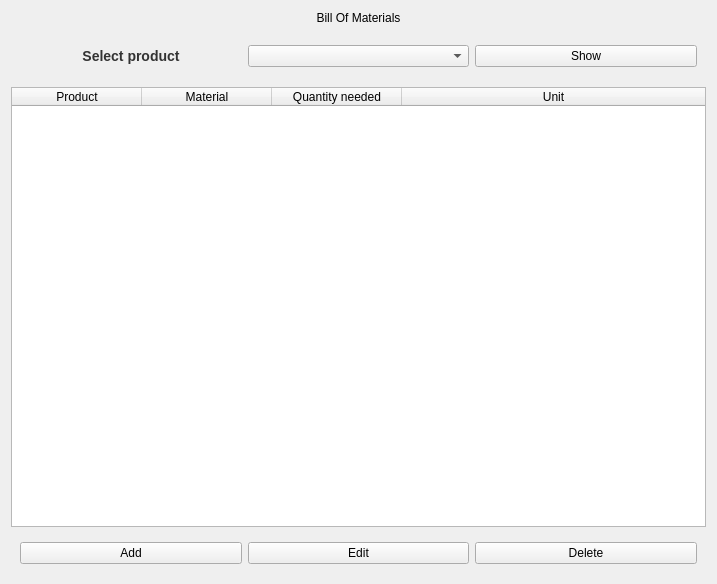
MagdaOleksandrTeam/ProductionPlanner, file ui/BOMView.ui: the form before one commit.
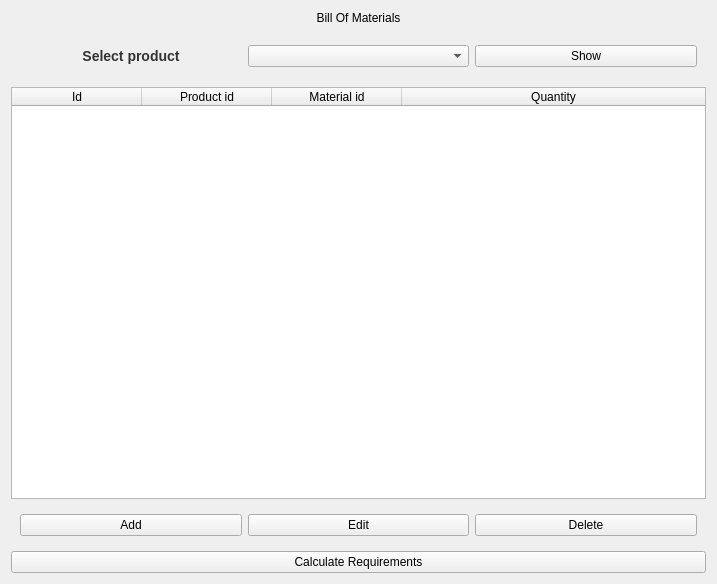
The form after the commit.

Commit message: integrate ProductView, BOMView and create popup BOMCalculatorDialog

```diff
--- a/ui/BOMView.ui
+++ b/ui/BOMView.ui
@@ -19,7 +19,7 @@
   <property name="windowTitle">
    <string>Form</string>
   </property>
-  <layout class="QVBoxLayout" name="verticalLayout" stretch="0,0,1,0">
+  <layout class="QVBoxLayout" name="verticalLayout" stretch="0,0,1,0,0">
    <item>
     <widget class="QLabel" name="lblTitle">
      <property name="sizePolicy">
@@ -113,22 +113,22 @@
      </attribute>
      <column>
       <property name="text">
-       <string>Product</string>
+       <string>Id</string>
       </property>
      </column>
      <column>
       <property name="text">
-       <string>Material</string>
+       <string>Product id</string>
       </property>
      </column>
      <column>
       <property name="text">
-       <string>Quantity needed</string>
+       <string>Material id</string>
       </property>
      </column>
      <column>
       <property name="text">
-       <string>Unit</string>
+       <string>Quantity</string>
       </property>
      </column>
     </widget>
@@ -175,6 +175,13 @@
      </layout>
     </widget>
    </item>
+   <item>
+    <widget class="QPushButton" name="btn_calculate_requirements">
+     <property name="text">
+      <string>Calculate Requirements</string>
+     </property>
+    </widget>
+   </item>
   </layout>
  </widget>
  <resources/>
```
Left out of the diff: 10 changed lines with no effect on the pictures. The commit also changes 9 other files.
